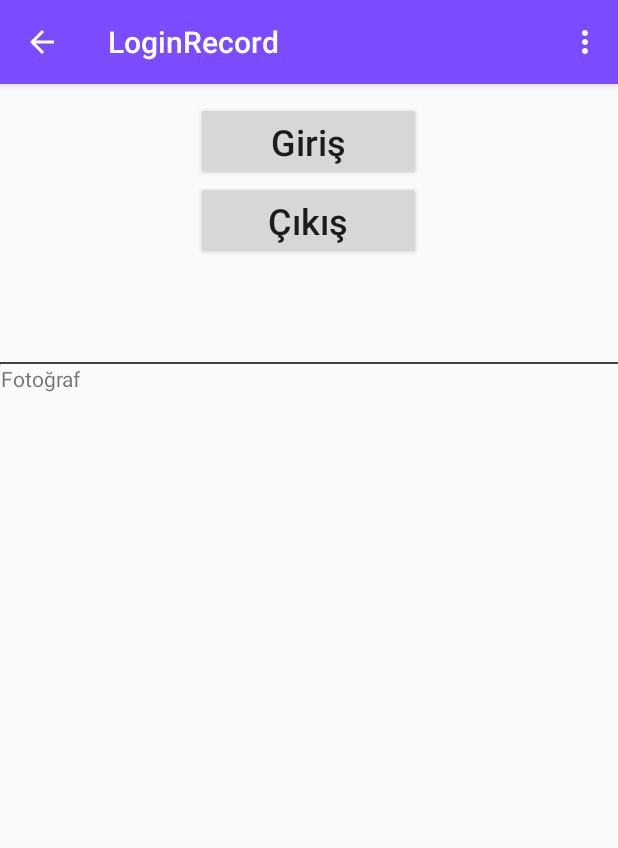
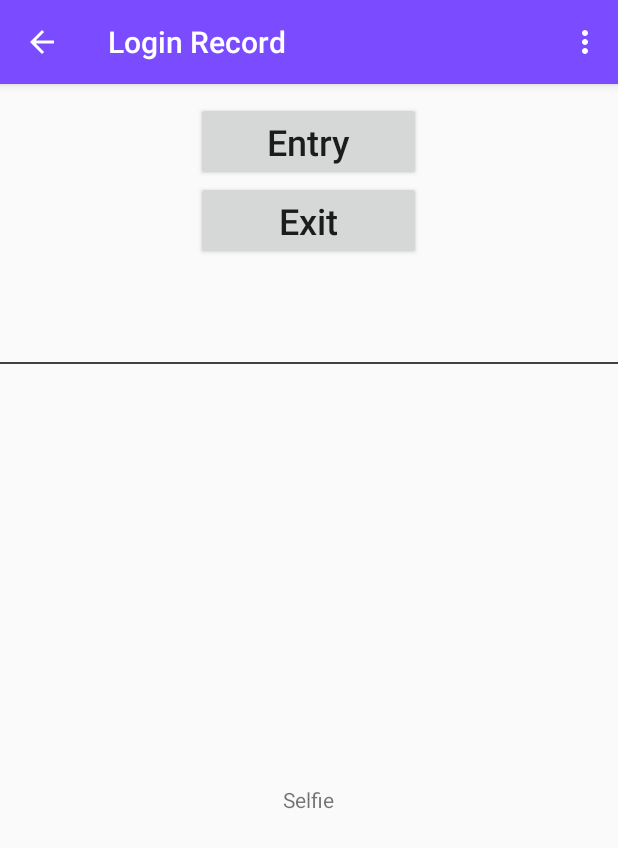
Before and after one commit to nurettinabaci/LoginRecord, an Android app: the screen it shows after launch (MainActivity), on a phone screen of 412 x 824 dp. Shown: the top 848 px of the screen. Run offline under Robolectric (Android 15) with nearby library versions, the phone set to English and light mode, and no system bars; our stand-ins replace Firebase (no records; nobody signed in at launch, a user with empty details on screens opened directly); libraries missing offline, so code that uses them is left out: com.karumi.dexter.

Commit message:
UI language and several variables changed to English

```diff
--- a/app/src/main/java/com/newstrange/loginrecord/AdminLoginPanel.java
+++ b/app/src/main/java/com/newstrange/loginrecord/AdminLoginPanel.java
@@ -23,7 +23,6 @@ public class AdminLoginPanel extends AppCompatActivity {
     private EditText mAdminId;
     private EditText mAdminPass;
     private Button mAdminLoginButton;
-
 
     @Override
     public void onStart() {
@@ -57,7 +56,6 @@ public class AdminLoginPanel extends AppCompatActivity {
                 startSignIn();
             }
         });
-
     }
 
     private void startSignIn() {
@@ -85,13 +83,12 @@ public class AdminLoginPanel extends AppCompatActivity {
     }
 
     public void updateUI(FirebaseUser currentUser){
-
         if (currentUser != null) {
             Intent intent = new Intent(AdminLoginPanel.this, AdminPanel.class);
             startActivity(intent);
             finish();
         } else {
-            Toast.makeText(AdminLoginPanel.this, "Lütfen giriş yapın.",
+            Toast.makeText(AdminLoginPanel.this, "Please sign-in.",
                     Toast.LENGTH_SHORT).show();
         }
     }
--- a/app/src/main/java/com/newstrange/loginrecord/AdminPanel.java
+++ b/app/src/main/java/com/newstrange/loginrecord/AdminPanel.java
@@ -45,7 +45,6 @@ public class AdminPanel extends AppCompatActivity {
             new BottomNavigationView.OnNavigationItemSelectedListener() {
                 @Override
                 public boolean onNavigationItemSelected(@NonNull MenuItem menuItem) {
-//                    Fragment mSelectedFragment = null;
                     switch (menuItem.getItemId()) {
                         case R.id.nav_list:
                             mSelectedFragment = new ListRecordsFragment();
--- a/app/src/main/java/com/newstrange/loginrecord/ListRecordsFragment.java
+++ b/app/src/main/java/com/newstrange/loginrecord/ListRecordsFragment.java
@@ -41,7 +41,7 @@ public class ListRecordsFragment extends Fragment {
         final ArrayList<User> workerArray = new ArrayList<>();
 
         // take entered workers list
-        DatabaseReference enteredUsersRef = user_details.child("Giriş");
+        DatabaseReference enteredUsersRef = user_details.child("Entry");
         enteredUsersRef.addValueEventListener(new ValueEventListener() {
             @Override
             public void onDataChange(@NonNull DataSnapshot dataSnapshot) {
@@ -63,7 +63,7 @@ public class ListRecordsFragment extends Fragment {
         Log.i("RECORDSFRAGMENT", String.valueOf(workerArray.size()));
 
         // take exited workers list
-        DatabaseReference exitedUsersRef = user_details.child("Çıkış");
+        DatabaseReference exitedUsersRef = user_details.child("Exit");
         exitedUsersRef.addValueEventListener(new ValueEventListener() {
             @Override
             public void onDataChange(@NonNull DataSnapshot dataSnapshot) {
--- a/app/src/main/java/com/newstrange/loginrecord/MainActivity.java
+++ b/app/src/main/java/com/newstrange/loginrecord/MainActivity.java
@@ -3,14 +3,12 @@ package com.newstrange.loginrecord;
 import android.Manifest;
 import android.app.Dialog;
 import android.app.ProgressDialog;
-import android.content.Context;
 import android.content.Intent;
 import android.content.SharedPreferences;
 import android.graphics.Bitmap;
 import android.graphics.drawable.BitmapDrawable;
 import android.net.Uri;
 import android.os.Bundle;
-import android.preference.Preference;
 import android.preference.PreferenceManager;
 import android.provider.MediaStore;
 import android.support.annotation.NonNull;
@@ -52,38 +50,33 @@ import java.util.List;
 public class MainActivity extends AppCompatActivity implements View.OnClickListener {
 
     private SharedPreferences mPreferences;
-    //private SharedPreferences.Editor mEditor;
+    private StorageReference mStorageRef;
+    private static FirebaseDatabase mDatabaseIns;
 
     public static final String USERNAME = "username";
-    private StorageReference mStorageRef;
-    private static FirebaseDatabase mDatabaseIns;
     static final int REQUEST_IMAGE_CAPTURE = 1;
-    static final int PICK_IMAGE_REQUEST = 234;
 
-    private Button mSendButton;
+    private Button mSend_Button;
     private Button mEnter_button;
     private Button mExit_button;
 
-    final String[] months = {"", "Ocak", "Şubat", "Mart", "Nisan", "Mayıs", "Haziran",
-            "Temmuz", "Ağustos", "Eylül", "Ekim", "Kasım", "Aralık"};
+    final String[] months = {"", "January", "February", "March", "April", "May", "June",
+            "July", "August", "September", "October", "November", "December"};
 
-    Calendar takvim = Calendar.getInstance();
+    Calendar calendar = Calendar.getInstance();
 
-    //  private static Uri filePath;
     private static Bitmap mPhoto;
 
-    public static final String DURUM_GIRIS = "giris";
-    public static final String DURUM_CIKIS = "cikis";
+    public static final String CASE_ENTRY = "entry";
+    public static final String CASE_EXIT = "exit";
 
-    private static String mDurum = "giris";
+    private static String mCase = "entry";
     private static String mName = null;
 
-    String tarih = takvim.get(Calendar.DATE) + "." + months[takvim.get(Calendar.MONTH) + 1] + "." + takvim.get(Calendar.YEAR);
+    String date = calendar.get(Calendar.DATE) + "." + months[calendar.get(Calendar.MONTH) + 1] + "." + calendar.get(Calendar.YEAR);
 
     private ImageView mImageView;
     private View mPopupInputDialogView;
-
-//metodun içinde saati böyle alıcaz String currentTime = getCurrentTime();
 
 
     @Override
@@ -93,47 +86,37 @@ public class MainActivity extends AppCompatActivity implements View.OnClickListe
         setContentView(R.layout.activity_main);
         Toolbar toolbar = findViewById(R.id.toolbar);
         setSupportActionBar(toolbar);
-        // FIREBASE storage
-        // FIREBASE database
+
         if (mDatabaseIns == null) {
             mDatabaseIns = FirebaseDatabase.getInstance();
             mDatabaseIns.setPersistenceEnabled(true);
-//            mDatabaseIns.setPersistenceEnabled(true); // disk persistance(offline)
         }
 
-
         mStorageRef = FirebaseStorage.getInstance().getReference();
-
 
         getSupportActionBar().setDisplayHomeAsUpEnabled(true);
         mImageView = findViewById(R.id.show_photo_before_sent);
         mEnter_button = findViewById(R.id.enter_button);
         mExit_button = findViewById(R.id.exit_button);
-        mSendButton = findViewById(R.id.send_button);
-        mSendButton.setVisibility(View.INVISIBLE);
+        mSend_Button = findViewById(R.id.send_button);
+        mSend_Button.setVisibility(View.INVISIBLE);
 
 
-        mSendButton.setOnClickListener(this);
+        mSend_Button.setOnClickListener(this);
         mEnter_button.setOnClickListener(this);
         mExit_button.setOnClickListener(this);
 
-        // TODO :::::::::
+
         mPreferences = PreferenceManager.getDefaultSharedPreferences(this);
-//        mPreferences = getSharedPreferences("com.newstrange.loginrecord", Context.MODE_PRIVATE)
         mName = mPreferences.getString(USERNAME, null);
 
-        // changed to Shared pref
-//        if (savedInstanceState != null) {
-//            mName = savedInstanceState.getString(USERNAME);
-////            Toast.makeText(MainActivity.this, mName, Toast.LENGTH_SHORT).show();
-        if (mName != null){
-            Log.i("MAINACTIVTTY", mName);
+        if (mName != null) {
+            Log.i("MAINACTIVITY", mName);
         } else {
             mPopupInputDialogView = new View(getApplicationContext());
             showCustomDialog(mPopupInputDialogView);
         }
     }
-
 
     @Override
     protected void onSaveInstanceState(Bundle outState) {
@@ -141,10 +124,9 @@ public class MainActivity extends AppCompatActivity implements View.OnClickListe
         outState.putString(USERNAME, mName);
     }
 
-
     public void showCustomDialog(View view) {
         final Dialog dialog = new Dialog(this);
-        dialog.setTitle("Kullanıcı Girişi");
+        dialog.setTitle("User Login");
         dialog.setContentView(R.layout.popup_name_input_dialog);
         dialog.setCancelable(false);
         final Button btnLogin = dialog.findViewById(R.id.ok_button);
@@ -176,9 +158,7 @@ public class MainActivity extends AppCompatActivity implements View.OnClickListe
             public void onClick(View view) {
 
                 String name = username.getText().toString().trim();
-
                 mPreferences.edit().putString(USERNAME, name).commit();
-
                 mName = name;
                 Toast.makeText(MainActivity.this, mName, Toast.LENGTH_SHORT).show();
                 dialog.cancel();
@@ -198,150 +178,73 @@ public class MainActivity extends AppCompatActivity implements View.OnClickListe
             String currentTime = getCurrentTime();
 
             //create new user for keeping photo storage IDS in database
-            User user = new User(mName, currentTime, tarih, mDurum);
+            User user = new User(mName, currentTime, date, mCase);
 
-            if (mDurum == DURUM_GIRIS) {
+            if (mCase == CASE_ENTRY) {
 
-                DatabaseReference user_details = mDatabaseIns.getReference("Giriş");
+                DatabaseReference user_details = mDatabaseIns.getReference("Entry");
                 String userId = user_details.push().getKey();
                 user_details.child(userId).setValue(user);
 
-            } else if (mDurum == DURUM_CIKIS) {
+            } else if (mCase == CASE_EXIT) {
 
-                DatabaseReference user_details = mDatabaseIns.getReference("Çıkış");
+                DatabaseReference user_details = mDatabaseIns.getReference("Exit");
                 String userId = user_details.push().getKey();
                 user_details.child(userId).setValue(user);
             }
 
-            String image_id = mName + "_" + mDurum + "_" + currentTime + "_" + tarih;
-
+            String image_id = mName + "_" + mCase + "_" + currentTime + "_" + date;
 
             // mPhoto UNIQUE ID : first save image IDs to database to get the images from admin panel
             DatabaseReference user_details = mDatabaseIns.getReference("storeIDs");
             String photoID = user_details.push().getKey();
             user_details.child(photoID).setValue(image_id);
 
-
             // then save images to storage
             Bitmap bitmap = ((BitmapDrawable) mImageView.getDrawable()).getBitmap();
             ByteArrayOutputStream baos = new ByteArrayOutputStream();
             bitmap.compress(Bitmap.CompressFormat.JPEG, 100, baos);
             byte[] data = baos.toByteArray();
-            StorageReference riversRef = mStorageRef.child("images/" + image_id + ".jpeg"); // png is better
-            UploadTask uploadTask = riversRef.putBytes(data);
-            riversRef.putBytes(data)
+            StorageReference photosRef = mStorageRef.child("images/" + image_id + ".jpeg");
+            UploadTask uploadTask = photosRef.putBytes(data);
+            photosRef.putBytes(data)
                     .addOnSuccessListener(new OnSuccessListener<UploadTask.TaskSnapshot>() {
                         @Override
                         public void onSuccess(UploadTask.TaskSnapshot taskSnapshot) {
-                            //if the upload is successfull
-                            //hiding the progress dialog
+                            //if the upload is successful
+                            //hide the progress dialog
                             progressDialog.dismiss();
 
-                            //and displaying a success toast
-                            Toast.makeText(getApplicationContext(), "Dosya yüklendi", Toast.LENGTH_LONG).show();
+                            //and display a success toast
+                            Toast.makeText(getApplicationContext(), "File uploaded", Toast.LENGTH_LONG).show();
                         }
                     })
                     .addOnFailureListener(new OnFailureListener() {
                         @Override
                         public void onFailure(@NonNull Exception exception) {
-                            //if the upload is not successfull
-                            //hiding the progress dialog
+                            //if the upload is not successful
+                            //hide the progress dialog
                             progressDialog.dismiss();
 
-                            //and displaying error message
+                            //and display error message
                             Toast.makeText(getApplicationContext(), exception.getMessage(), Toast.LENGTH_LONG).show();
                         }
                     })
                     .addOnProgressListener(new OnProgressListener<UploadTask.TaskSnapshot>() {
                         @Override
                         public void onProgress(UploadTask.TaskSnapshot taskSnapshot) {
-                            //calculating progress percentage
+                            //calculate progress percentage
                             double progress = (100.0 * taskSnapshot.getBytesTransferred()) / taskSnapshot.getTotalByteCount();
 
-                            //displaying percentage in progress dialog
-                            progressDialog.setMessage("Yükleniyor " + ((int) progress) + "%...");
+                            //display percentage in progress dialog
+                            progressDialog.setMessage("Uploading " + ((int) progress) + "%...");
                         }
                     });
         }
         //if there is no any file
         else {
-            Toast.makeText(getApplicationContext(), "Lütfen resim çekin", Toast.LENGTH_LONG).show();
+            Toast.makeText(getApplicationContext(), "Please take a selfie", Toast.LENGTH_LONG).show();
         }
-
-        //////////  ESKİSİ - galeriden seçme
-/*
- if (filePath != null) {
- //displaying a progress dialog while upload is going on
- final ProgressDialog progressDialog = new ProgressDialog(this);
- progressDialog.setTitle("Uploading");
- progressDialog.show();
-
- String currentTime = getCurrentTime();
-
- //create new user for only database storage
- User user = new User(mName, currentTime, tarih);
-
- if (mDurum == DURUM_GIRIS) {
-
- DatabaseReference user_details = mDatabaseIns.getReference("Giriş");
- String userId = user_details.push().getKey();
- user_details.child(userId).setValue(user);
-
- } else if (mDurum == DURUM_CIKIS) {
-
- DatabaseReference user_details = mDatabaseIns.getReference("Çıkış");
- String userId = user_details.push().getKey();
- user_details.child(userId).setValue(user);
- }
-
-
- // create name of image to upload to storage
- String image_id = mName + "_" + mDurum + "_" + currentTime + "_" + tarih;
-
-
- // mPhoto UNIQUE ID : first save image IDs to database to get the images from admin panel
- DatabaseReference user_details = mDatabaseIns.getReference("storeIDs");
- String photoID = user_details.push().getKey();
- user_details.child(photoID).setValue(image_id);
-
- // then save images to storage
- StorageReference riversRef = mStorageRef.child("images/" + image_id + ".png");
- riversRef.putFile(mPhoto)
- .addOnSuccessListener(new OnSuccessListener<UploadTask.TaskSnapshot>() {
-@Override public void onSuccess(UploadTask.TaskSnapshot taskSnapshot) {
-//if the upload is successfull
-//hiding the progress dialog
-progressDialog.dismiss();
-
-//and displaying a success toast
-Toast.makeText(getApplicationContext(), "Dosya yüklendi", Toast.LENGTH_LONG).show();
-}
-})
- .addOnFailureListener(new OnFailureListener() {
-@Override public void onFailure(@NonNull Exception exception) {
-//if the upload is not successfull
-//hiding the progress dialog
-progressDialog.dismiss();
-
-//and displaying error message
-Toast.makeText(getApplicationContext(), exception.getMessage(), Toast.LENGTH_LONG).show();
-}
-})
- .addOnProgressListener(new OnProgressListener<UploadTask.TaskSnapshot>() {
-@Override public void onProgress(UploadTask.TaskSnapshot taskSnapshot) {
-//calculating progress percentage
-double progress = (100.0 * taskSnapshot.getBytesTransferred()) / taskSnapshot.getTotalByteCount();
-
-//displaying percentage in progress dialog
-progressDialog.setMessage("Yükleniyor " + ((int) progress) + "%...");
-}
-});
- }
- //if there is not any file
- else {
- Toast.makeText(getApplicationContext(), "Lütfen bir resim seçin", Toast.LENGTH_LONG).show();
- }
- */
     }
 
     public static String getCurrentTime() {
@@ -383,25 +286,14 @@ progressDialog.setMessage("Yükleniyor " + ((int) progress) + "%...");
     @Override
     public void onClick(View v) {
         if (v == mEnter_button) {
-//            showFileChooser(); // gallery
-            mDurum = DURUM_GIRIS;
-            takePictureFromCamera(); // camera
-
+            mCase = CASE_ENTRY;
+            takePictureFromCamera();
         } else if (v == mExit_button) {
-//            showFileChooser(); // gallery
-            mDurum = DURUM_CIKIS;
-            takePictureFromCamera(); // camera
-
-        } else if (v == mSendButton) {
+            mCase = CASE_EXIT;
+            takePictureFromCamera();
+        } else if (v == mSend_Button) {
             uploadImage();
         }
-    }
-
-    private void showFileChooser() {
-        Intent intent = new Intent();
-        intent.setType("image/*");
-        intent.setAction(Intent.ACTION_GET_CONTENT);
-        startActivityForResult(Intent.createChooser(intent, "Resim seç"), PICK_IMAGE_REQUEST);
     }
 
     private void takePictureFromCamera() {
@@ -413,41 +305,26 @@ progressDialog.setMessage("Yükleniyor " + ((int) progress) + "%...");
                 ).withListener(new MultiplePermissionsListener() {
             @Override
             public void onPermissionsChecked(MultiplePermissionsReport report) {
-                ////
+                // Capture image with camera
                 Intent takePictureIntent = new Intent(MediaStore.ACTION_IMAGE_CAPTURE);
                 if (takePictureIntent.resolveActivity(getPackageManager()) != null) {
                     startActivityForResult(takePictureIntent, REQUEST_IMAGE_CAPTURE);
                 }
-                ////
             }
 
             @Override
             public void onPermissionRationaleShouldBeShown(List<PermissionRequest> permissions, PermissionToken token) {
                 token.continuePermissionRequest();
             }
-
         }).check();
     }
 
     @Override
     protected void onActivityResult(int requestCode, int resultCode, @Nullable Intent data) {
         super.onActivityResult(requestCode, resultCode, data);
-//        //FROM GALLERY
-//        if (requestCode == PICK_IMAGE_REQUEST && resultCode == RESULT_OK && data != null && data.getData() != null) {
-//            filePath = data.getData();
-//            Log.i("MAINACTIVTTY", filePath.toString());
-//            mSendButton.setVisibility(View.VISIBLE);
-//
-//            try {
-//                Bitmap bitmap = MediaStore.Images.Media.getBitmap(getContentResolver(), filePath);
-//                mImageView.setImageBitmap(bitmap);
-//            } catch (IOException e) {
-//                e.printStackTrace();
-//            }
-//        } else
         if (requestCode == REQUEST_IMAGE_CAPTURE && resultCode == RESULT_OK) {
-            Uri u = data.getData();
-            mSendButton.setVisibility(View.VISIBLE);
+//            Uri u = data.getData();
+            mSend_Button.setVisibility(View.VISIBLE);
 
             Bitmap bitmap = (Bitmap) data.getExtras().get("data");
             mPhoto = bitmap;
--- a/app/src/main/java/com/newstrange/loginrecord/SelfieViewActivity.java
+++ b/app/src/main/java/com/newstrange/loginrecord/SelfieViewActivity.java
@@ -17,7 +17,6 @@ import com.google.android.gms.tasks.OnSuccessListener;
 import com.google.firebase.storage.FirebaseStorage;
 import com.google.firebase.storage.StorageReference;
 
-
 public class SelfieViewActivity extends AppCompatActivity {
 
     @Override
@@ -31,7 +30,6 @@ public class SelfieViewActivity extends AppCompatActivity {
         final ImageView image_view = findViewById(R.id.image_view);
         TextView image_name = findViewById(R.id.img_id);
         image_name.setText(imageName);
-
 
         long ONE_MEGABYTE = 1024 * 1024;
 //        final ArrayList<Bitmap> mPhotoArrayList = new ArrayList<>();
--- a/app/src/main/java/com/newstrange/loginrecord/SelfiesAdapter.java
+++ b/app/src/main/java/com/newstrange/loginrecord/SelfiesAdapter.java
@@ -77,7 +77,7 @@ public class SelfiesAdapter extends RecyclerView.Adapter<SelfiesAdapter.ImageVie
             this.imageView.setImageBitmap(bitmap);
             this.imageName.setText(photoName);
 
-            if (photoName.contains("giris"))
+            if (photoName.contains("entry"))
 //                this.imageName.setTextColor(colorResId[0]);
                 this.imageName.setTextColor(mContext.getResources().getColor(colorResId[0]));
             else
--- a/app/src/main/res/layout/activity_main.xml
+++ b/app/src/main/res/layout/activity_main.xml
@@ -10,6 +10,7 @@
         android:layout_width="match_parent"
         android:layout_height="wrap_content"
         android:theme="@style/AppTheme.AppBarOverlay">
+
         <android.support.v7.widget.Toolbar
             android:id="@+id/toolbar"
             android:layout_width="match_parent"
--- a/app/src/main/res/layout/content_main.xml
+++ b/app/src/main/res/layout/content_main.xml
@@ -9,62 +9,65 @@
     tools:showIn="@layout/activity_main">
 
     <LinearLayout
-        android:layout_marginTop="12dp"
         android:layout_width="match_parent"
         android:layout_height="match_parent"
+        android:layout_marginTop="12dp"
         android:gravity="top|center"
         android:orientation="vertical">
 
         <Button
-            android:textAllCaps="false"
             android:id="@+id/enter_button"
             android:layout_width="150dp"
             android:layout_height="wrap_content"
-            android:text="Giriş"
+            android:text="Entry"
+            android:textAllCaps="false"
             android:textSize="24sp" />
 
         <Button
-            android:textAllCaps="false"
             android:id="@+id/exit_button"
             android:layout_width="150dp"
             android:layout_height="wrap_content"
-            android:text="Çıkış"
+            android:text="Exit"
+            android:textAllCaps="false"
             android:textSize="24sp" />
 
         <Button
-            android:textAllCaps="false"
             android:id="@+id/send_button"
             android:layout_width="150dp"
             android:layout_height="wrap_content"
             android:layout_marginBottom="15dp"
-            android:text="Gönder"
-            android:textSize="24sp"
-            />
+            android:text="Send"
+            android:textAllCaps="false"
+            android:textSize="24sp" />
 
         <View
             android:layout_width="match_parent"
             android:layout_height="1dp"
-            android:background="@color/cardview_dark_background"
-            />
+            android:background="@color/cardview_dark_background" />
 
-        <FrameLayout
+        <RelativeLayout
             android:layout_width="match_parent"
             android:layout_height="match_parent"
+            android:layout_gravity="center_vertical"
             android:elevation="@dimen/cardview_compat_inset_shadow"
-            android:layout_gravity="center_vertical">
+            android:paddingLeft="32dp">
+
+            <ImageView
+                android:id="@+id/show_photo_before_sent"
+                android:layout_width="wrap_content"
+                android:layout_height="wrap_content"
+                android:layout_centerInParent="true"
+                app:srcCompat="@android:color/darker_gray" />
 
             <TextView
                 android:id="@+id/photo_here"
                 android:layout_width="wrap_content"
                 android:layout_height="wrap_content"
-                android:text="Fotoğraf"
-                android:gravity="center|top"/>
+                android:layout_centerInParent="true"
+                android:gravity="center"
+                android:text="Selfie" />
 
-            <ImageView
-                android:id="@+id/show_photo_before_sent"
-                android:layout_width="wrap_content"
-                android:layout_height="wrap_content"
-                app:srcCompat="@android:color/darker_gray" />
-        </FrameLayout>
+        </RelativeLayout>
+
     </LinearLayout>
 </android.support.constraint.ConstraintLayout>
--- a/app/src/main/res/layout/popup_name_input_dialog.xml
+++ b/app/src/main/res/layout/popup_name_input_dialog.xml
@@ -11,7 +11,7 @@
 
         <TextView
             android:textSize="20sp"
-            android:text="Lütfen isminizi girin:"/>
+            android:text="Enter your name:"/>
     </TableRow>
 
     <TableRow
@@ -21,7 +21,7 @@
 
         <EditText
             android:id="@+id/name"
-            android:hint="Örn. Ahmet"/>
+            android:hint="e.g. Donald"/>
     </TableRow>
 
     <TableRow
@@ -34,7 +34,7 @@
             android:layout_width="wrap_content"
             android:layout_height="wrap_content"
             android:id="@+id/ok_button"
-            android:text="Tamam"
+            android:text="OK"
             android:textAllCaps="false"/>
 
     </TableRow>
--- a/app/src/main/res/menu/bottom_navigation.xml
+++ b/app/src/main/res/menu/bottom_navigation.xml
@@ -3,10 +3,10 @@
     <item
         android:id="@+id/nav_list"
         android:icon="@drawable/ic_list_black_24dp"
-        android:title="Listele"></item>
+        android:title="Name list"></item>
 
     <item
         android:id="@+id/nav_selfie"
         android:icon="@drawable/ic_camera_front_black_24dp"
-        android:title="Selfie"></item>
+        android:title="Photo list"></item>
 </menu>
--- a/app/src/main/res/values/strings.xml
+++ b/app/src/main/res/values/strings.xml
@@ -1,7 +1,6 @@
 <resources>
-    <string name="app_name">LoginRecord</string>
-    <string name="change_name">İsmi düzelt</string>
+    <string name="app_name">Login Record</string>
+    <string name="change_name">Edit name</string>
     <string name="admin_panel">Admin Panel</string>
-    <string name="input_name_string">Lütfen isminizi giriniz:</string>
-
+    <string name="input_name_string">Please enter your name:</string>
 </resources>
```
Also changed, not shown: app/src/main/java/com/newstrange/loginrecord/RecordsAdapter.java (+4 -4 lines), app/src/main/java/com/newstrange/loginrecord/User.java (+8 -8 lines), app/src/main/res/layout/activity_admin_login_panel.xml (+13 -13 lines), app/src/main/res/layout/activity_admin_panel.xml (+3 -4 lines), app/src/main/res/layout/activity_selfie_view.xml (+6 -9 lines), app/src/main/res/layout/fragment_list_records.xml (+7 -6 lines), app/src/main/res/layout/fragment_list_selfies.xml (+7 -6 lines), app/src/main/res/layout/log_thumbnail.xml (+11 -11 lines), app/src/main/res/layout/photo_thumbnail.xml (+6 -6 lines).
